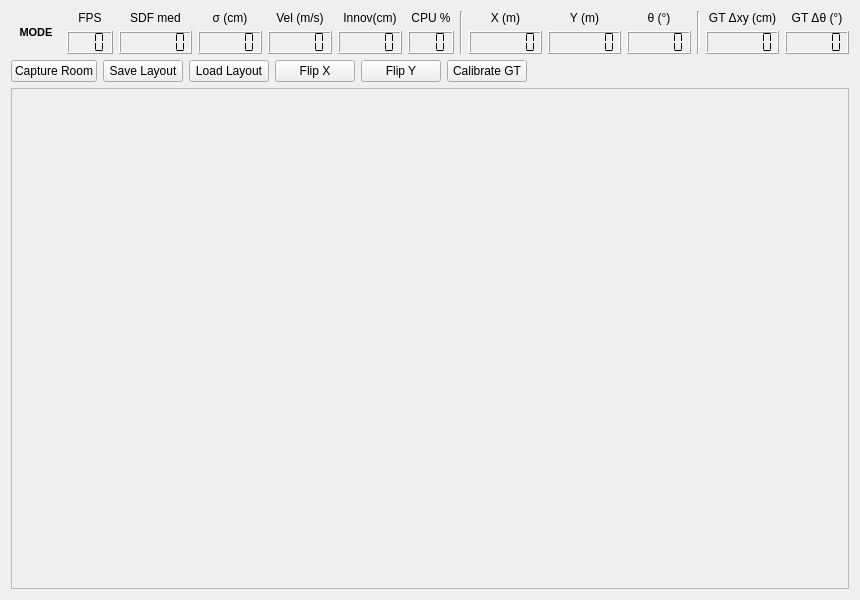
This is ainf_slamo/src/mainUI.ui in pbustos/beta-robotica-class as Qt 5 draws it before an edit. The edited form follows.
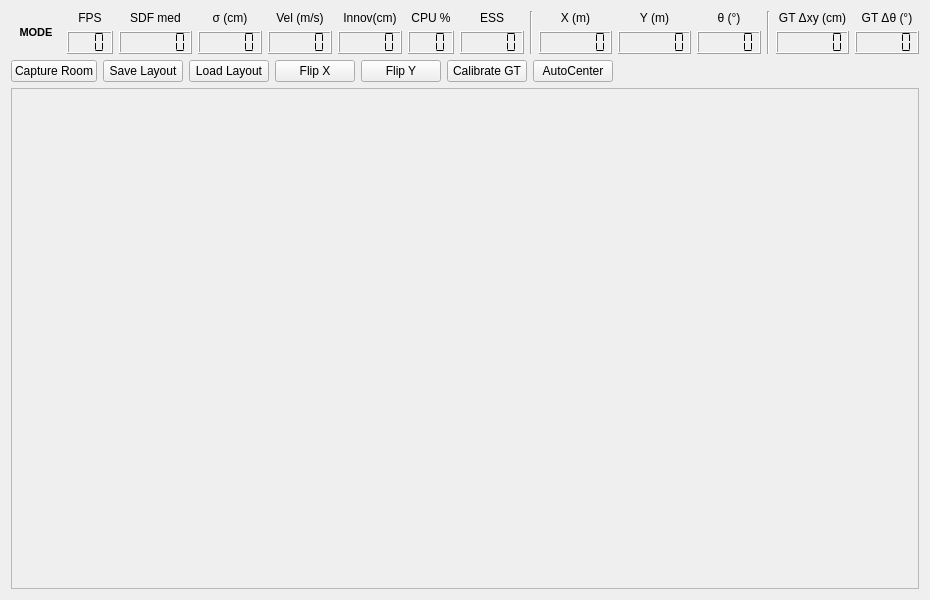
This is the edited form.

Diff of the .ui file:
```diff
--- a/ainf_slamo/src/mainUI.ui
+++ b/ainf_slamo/src/mainUI.ui
@@ -138,6 +138,22 @@
          </item>
         </layout>
        </item>
+        <item>
+         <layout class="QVBoxLayout" name="verticalLayout_ess">
+          <item>
+           <widget class="QLabel" name="label_ess">
+            <property name="text"><string>ESS</string></property>
+            <property name="alignment"><set>Qt::AlignCenter</set></property>
+           </widget>
+          </item>
+          <item>
+           <widget class="QLCDNumber" name="lcdNumber_ess">
+            <property name="digitCount"><number>5</number></property>
+            <property name="segmentStyle"><enum>QLCDNumber::Flat</enum></property>
+           </widget>
+          </item>
+         </layout>
+        </item>
        <item>
         <widget class="Line" name="line_separator">
          <property name="orientation"><enum>Qt::Vertical</enum></property>
@@ -267,6 +283,14 @@
          <property name="toolTip"><string>Compute offset between Webots and map frames (requires low SDF)</string></property>
         </widget>
        </item>
+        <item>
+         <widget class="QPushButton" name="pushButton_autoCenter">
+          <property name="text"><string>AutoCenter</string></property>
+          <property name="checkable"><bool>true</bool></property>
+          <property name="checked"><bool>false</bool></property>
+          <property name="toolTip"><string>Auto-center view on robot position</string></property>
+         </widget>
+        </item>
        <item>
         <spacer name="horizontalSpacer_buttons">
          <property name="orientation"><enum>Qt::Horizontal</enum></property>
```
Lines whose indentation alone changed are shown as unchanged.
